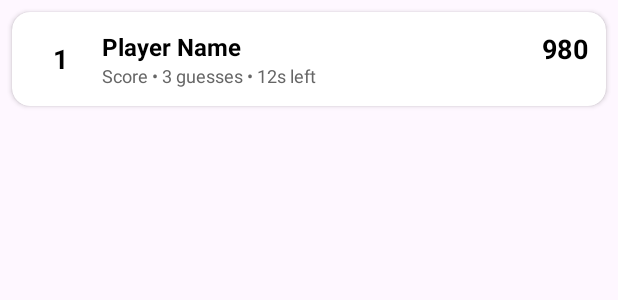
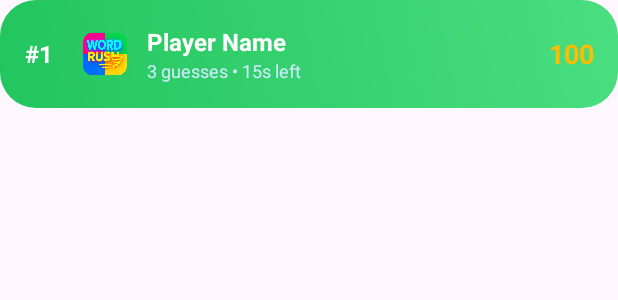
Before and after one commit to Atiyyahm/Wordleandroidclient, an Android app: the layout item_leaderboard_row.xml on its own in the app's theme, with its tools: preview values and no code run, on a phone screen of 412 x 824 dp. Shown: the top 300 px of the screen. Run offline under Robolectric (Android 15) with nearby library versions, the phone set to English and light mode, and no system bars; network calls fail.

Commit message:
Adding leaderboard

```diff
--- a/app/src/main/AndroidManifest.xml
+++ b/app/src/main/AndroidManifest.xml
@@ -58,9 +58,7 @@
             android:exported="false" />
 
         <!-- Leaderboard -->
-        <activity
-            android:name="vcmsa.projects.wordleandroidclient.LeaderboardActivity"
-            android:exported="false" />
+        <activity android:name=".leaderboard.LeaderboardActivity" />
 
         <!-- Multiplayer waiting room  -->
         <activity android:name=".multiplayer.MultiplayerModeActivity" />
--- a/app/src/main/java/vcmsa/projects/wordleandroidclient/DashboardActivity.kt
+++ b/app/src/main/java/vcmsa/projects/wordleandroidclient/DashboardActivity.kt
@@ -165,7 +165,7 @@ class DashboardActivity : AppCompatActivity() {
             bottomNav.selectedItemId = R.id.nav_multiplayer
         }
         findViewById<View>(R.id.qaLeaderboard).setOnClickListener {
-            showComingSoon("Leaderboard")
+            startActivity(Intent(this, vcmsa.projects.wordleandroidclient.leaderboard.LeaderboardActivity::class.java))
         }
         findViewById<View>(R.id.qaStats).setOnClickListener {
             showComingSoon("Stats")
@@ -206,7 +206,7 @@ class DashboardActivity : AppCompatActivity() {
                     true
                 }
                 R.id.nav_leaderboard -> {
-                    showComingSoon("Leaderboard")
+                    startActivity(Intent(this, vcmsa.projects.wordleandroidclient.leaderboard.LeaderboardActivity::class.java))
                     true
                 }
                 R.id.nav_profile -> {
--- a/app/src/main/java/vcmsa/projects/wordleandroidclient/WordleViewModel.kt
+++ b/app/src/main/java/vcmsa/projects/wordleandroidclient/WordleViewModel.kt
@@ -611,13 +611,16 @@ class WordleViewModel(
             val db = FirebaseFirestore.getInstance()
             val docId = "${meta.date}_${meta.lang}_${user.uid}"
 
+            // Convert each feedback row list into a string like "GYAAG"
+            val feedbackStrings = feedbackRows.map { it.joinToString("") }
+
             val payload = hashMapOf(
                 "uid" to user.uid,
                 "date" to meta.date,
                 "lang" to meta.lang,
                 "mode" to "daily",
                 "guesses" to guesses,
-                "feedbackRows" to feedbackRows,
+                "feedbackRows" to feedbackStrings,  // ✅ Flattened list
                 "won" to won,
                 "guessCount" to guesses.size,
                 "durationSec" to 0,
@@ -632,6 +635,7 @@ class WordleViewModel(
             Log.e("WordleVM", "❌ Firestore write failed: ${e.message}", e)
         }
     }
+
     private fun advanceOrLoseDaily() {
         if (currentGuessRow < 5) {
             currentGuessRow++
--- a/app/src/main/res/layout/item_leaderboard_row.xml
+++ b/app/src/main/res/layout/item_leaderboard_row.xml
@@ -1,36 +1,38 @@
 <?xml version="1.0" encoding="utf-8"?>
-<androidx.cardview.widget.CardView
-    xmlns:android="http://schemas.android.com/apk/res/android"
-    xmlns:card_view="http://schemas.android.com/apk/res-auto"
+<LinearLayout xmlns:android="http://schemas.android.com/apk/res/android"
     android:layout_width="match_parent"
-    android:layout_height="wrap_content"
-    android:layout_margin="8dp"
-    card_view:cardCornerRadius="12dp"
-    card_view:cardElevation="2dp">
+    android:layout_height="72dp"
+    android:orientation="horizontal"
+    android:padding="8dp"
+    android:gravity="center_vertical"
+    android:background="@drawable/bg_card_secondary">
 
-    <LinearLayout
-        android:layout_width="match_parent"
-        android:layout_height="wrap_content"
-        android:orientation="horizontal"
-        android:padding="12dp">
-
+    <!-- Rank -->
     <TextView
         android:id="@+id/tvRank"
-            android:layout_width="40dp"
-            android:layout_height="match_parent"
-            android:gravity="center"
+        android:layout_width="36dp"
+        android:layout_height="wrap_content"
+        android:text="#1"
         android:textStyle="bold"
-            android:textSize="18sp"
-            android:textColor="@android:color/black"
-            android:text="1" />
+        android:textColor="@android:color/white"
+        android:textSize="16sp"
+        android:gravity="center"/>
 
+    <!-- Avatar -->
+    <ImageView
+        android:id="@+id/imgAvatar"
+        android:layout_width="36dp"
+        android:layout_height="36dp"
+        android:layout_marginStart="8dp"
+        android:src="@drawable/wordrush_logo"/>
+
+    <!-- Player Info -->
     <LinearLayout
+        android:orientation="vertical"
         android:layout_width="0dp"
         android:layout_height="wrap_content"
         android:layout_weight="1"
-            android:orientation="vertical"
-            android:paddingStart="8dp"
-            android:paddingEnd="8dp">
+        android:layout_marginStart="10dp">
 
         <TextView
             android:id="@+id/tvName"
@@ -38,25 +40,26 @@
             android:layout_height="wrap_content"
             android:text="Player Name"
             android:textStyle="bold"
-                android:textSize="16sp"
-                android:textColor="@android:color/black" />
+            android:textColor="@android:color/white"
+            android:textSize="16sp"/>
 
         <TextView
             android:id="@+id/tvSub"
             android:layout_width="wrap_content"
             android:layout_height="wrap_content"
-                android:text="Score • 3 guesses • 12s left"
-                android:textSize="12sp"
-                android:textColor="#666" />
+            android:text="3 guesses • 15s left"
+            android:textColor="#CFEAFF"
+            android:textSize="12sp"/>
     </LinearLayout>
 
+    <!-- Score -->
     <TextView
         android:id="@+id/tvScore"
         android:layout_width="wrap_content"
         android:layout_height="wrap_content"
-            android:text="980"
+        android:text="100"
         android:textStyle="bold"
+        android:textColor="@color/gold"
         android:textSize="18sp"
-            android:textColor="@android:color/black" />
+        android:layout_marginEnd="8dp"/>
 </LinearLayout>
-</androidx.cardview.widget.CardView>
```
Also changed, not shown: app/src/main/java/vcmsa/projects/wordleandroidclient/DateUtils.kt (added, +12 -0 lines), app/src/main/java/vcmsa/projects/wordleandroidclient/LeaderboardActivity.kt (deleted, +0 -81 lines), app/src/main/java/vcmsa/projects/wordleandroidclient/LeaderboardAdapter.kt (deleted, +0 -41 lines), app/src/main/java/vcmsa/projects/wordleandroidclient/leaderboard/LeaderboardActivity.kt (added, +38 -0 lines), app/src/main/java/vcmsa/projects/wordleandroidclient/leaderboard/LeaderboardAdapter.kt (added, +45 -0 lines), app/src/main/java/vcmsa/projects/wordleandroidclient/leaderboard/ResultsLeaderboardRepo.kt (added, +45 -0 lines), app/src/main/res/layout/activity_leaderboard.xml (+36 -32 lines). Lines whose indentation alone changed are shown as unchanged.
